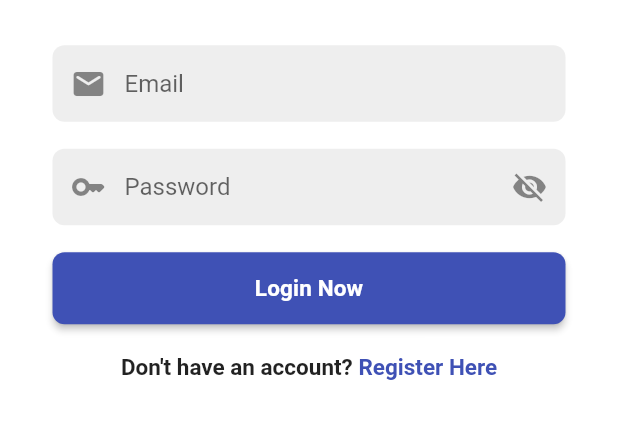
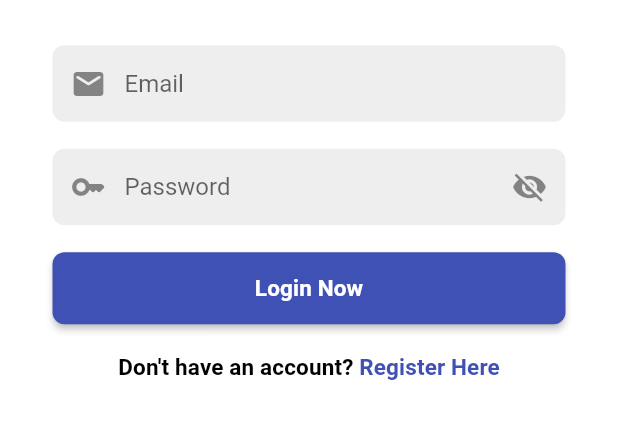
Before and after one commit to Rezuanul-Islam-Fahim/flutter_stripe_payments_app, a Flutter app: the screen it shows after launch, on a phone screen of 412 x 824 dp, the part 452-891 px from its top. Run offline on Flutter 3.47's test engine with Material 2 defaults, Android fonts, the phone set to English and light mode, and no system bars; our stand-ins replace firebase_core; accounts and stored records are empty.

Commit message:
Create theme text-style

```diff
--- a/lib/core/theme.dart
+++ b/lib/core/theme.dart
@@ -5,6 +5,7 @@ class AppTheme {
   static ThemeData get theme {
     return ThemeData(
       primarySwatch: Colors.indigo,
+      scaffoldBackgroundColor: Colors.white,
       appBarTheme: const AppBarTheme(
         titleTextStyle: TextStyle(
           fontSize: 20,
@@ -17,8 +18,11 @@ class AppTheme {
               fontSize: 15,
               fontWeight: FontWeight.bold,
             ),
+            displayMedium: const TextStyle(
+              fontSize: 28,
+              fontWeight: FontWeight.bold,
+            ),
           ),
-      scaffoldBackgroundColor: Colors.white,
     );
   }
 }
--- a/lib/widgets/auth_link.dart
+++ b/lib/widgets/auth_link.dart
@@ -11,6 +11,8 @@ class AuthLink extends StatelessWidget {
 
   @override
   Widget build(BuildContext context) {
+    final ThemeData theme = Theme.of(context);
+
     return GestureDetector(
       onTap: () {
         Navigator.of(context).pushReplacementNamed(
@@ -24,17 +26,12 @@ class AuthLink extends StatelessWidget {
             authMode == AuthMode.login
                 ? 'Don\'t have an account? '
                 : 'Already have an account? ',
-            style: const TextStyle(
-              fontSize: 15,
-              fontWeight: FontWeight.bold,
-            ),
+            style: Theme.of(context).textTheme.titleSmall,
           ),
           Text(
             authMode == AuthMode.login ? 'Register Here' : 'Login here',
-            style: TextStyle(
-              fontSize: 15,
-              color: Theme.of(context).primaryColor,
-              fontWeight: FontWeight.bold,
+            style: theme.textTheme.titleSmall!.copyWith(
+              color: theme.primaryColor,
             ),
           ),
         ],
--- a/lib/widgets/auth_screen_heading.dart
+++ b/lib/widgets/auth_screen_heading.dart
@@ -7,11 +7,9 @@ class AuthScreenHeading extends StatelessWidget {
   Widget build(BuildContext context) {
     return RichText(
       text: TextSpan(
-        style: TextStyle(
-          fontSize: 28,
-          fontWeight: FontWeight.bold,
-          color: Theme.of(context).primaryColor,
-        ),
+        style: Theme.of(context).textTheme.displayMedium!.copyWith(
+              color: Theme.of(context).primaryColor,
+            ),
         text: 'Flutter',
         children: const [
           TextSpan(
```
